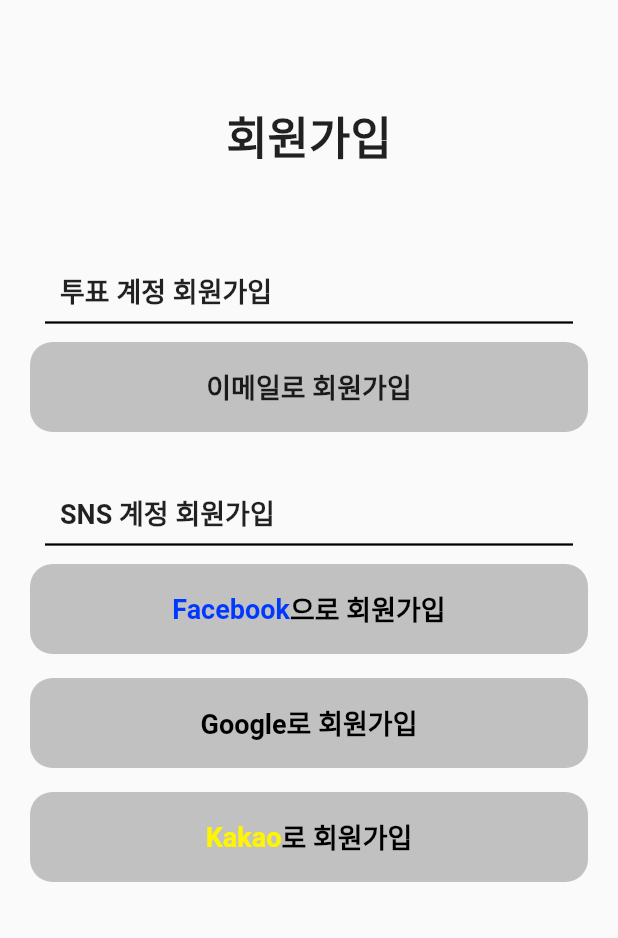
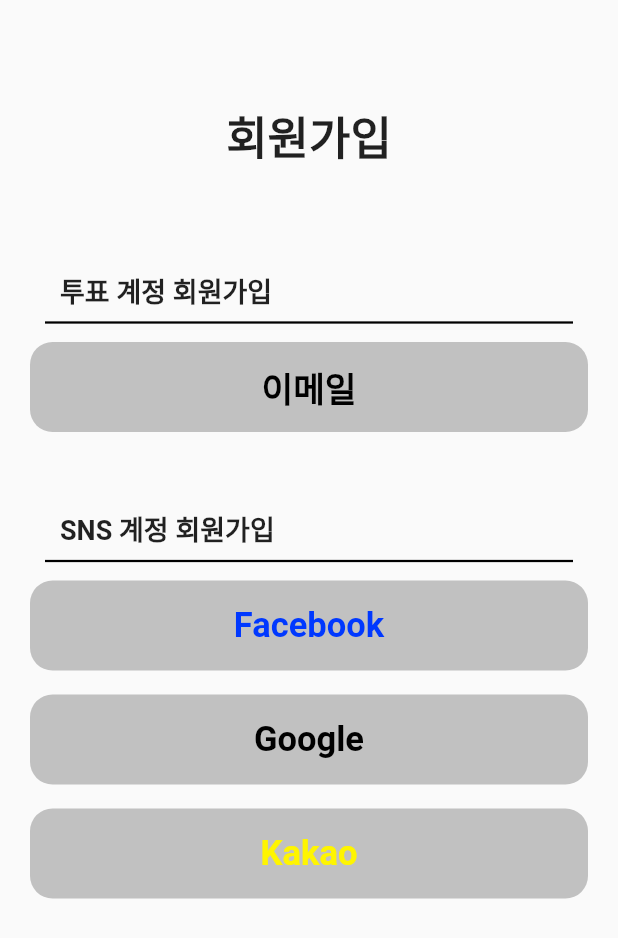
Before and after one commit to bengHak/flutter_tutorials, a Flutter app: the screen it shows after launch, on a phone screen of 412 x 824 dp. Shown: the top 938 px of the screen. Run offline on Flutter 3.47's test engine with Material 2 defaults, Android fonts, the phone set to English and light mode, and no system bars; our stand-ins replace audioplayers, font_awesome_flutter, rflutter_alert.

Commit message:
component 추출

```diff
--- a/voting_app/lib/screens/poll_page.dart
+++ b/voting_app/lib/screens/poll_page.dart
@@ -3,6 +3,8 @@
 class PollScreen extends StatelessWidget {
   @override
   Widget build(BuildContext context) {
-    return Container();
+    return Scaffold(
+      appBar: AppBar(),
+    );
   }
 }
--- a/voting_app/lib/screens/signup_detail_page.dart
+++ b/voting_app/lib/screens/signup_detail_page.dart
@@ -1,5 +1,4 @@
 import 'package:flutter/material.dart';
-import 'package:voting_app/screens/signup_page.dart';
 
 const textInputColor = Color(0xffDCDCDC);
 
--- a/voting_app/lib/screens/signup_page.dart
+++ b/voting_app/lib/screens/signup_page.dart
@@ -3,6 +3,7 @@
 
 const buttonColor = Color(0xffC1C1C1);
 const facebookColor = Color(0xff0038FF);
+const kakaoColor = Color(0xffFFF500);
 
 class SignUp extends StatelessWidget {
   @override
@@ -50,37 +51,16 @@
                     indent: 30,
                     endIndent: 30,
                   ),
-                  Container(
-                    width: double.infinity,
-                    height: 60.0,
-                    margin: EdgeInsets.fromLTRB(20, 5, 20, 0),
-                    decoration: BoxDecoration(
-                      color: buttonColor,
-//                      border: Border.all(
-//                        color: Colors.grey,
-//                        style: BorderStyle.solid,
-//                      ),
-                      borderRadius: BorderRadius.circular(15.0),
-                    ),
-                    child: FlatButton(
-                      onPressed: () {
-                        Navigator.push(
+                  SignUpButton(
+                    snsColor: Colors.black,
+                    snsTitle: '이메일',
+                    onPressed: () {
+                      Navigator.push(
                           context,
                           MaterialPageRoute(
-                              builder: (context) => SignUpDetail()),
-                        );
-                      },
-                      child: Center(
-                        child: Text(
-                          '이메일로 회원가입',
-                          style: TextStyle(
-                            fontWeight: FontWeight.bold,
-                            fontSize: 18,
-                          ),
-                        ),
-                      ),
-                    ),
-                  ),
+                              builder: (context) => SignUpDetail()));
+                    },
+                  )
                 ],
               ),
             ),
@@ -106,102 +86,18 @@
                     indent: 30,
                     endIndent: 30,
                   ),
-                  Container(
-                    width: double.infinity,
-                    height: 60.0,
-                    margin: EdgeInsets.fromLTRB(20, 5, 20, 11),
-                    decoration: BoxDecoration(
-                      color: buttonColor,
-//                      border: Border.all(
-//                        color: Colors.grey,
-//                        style: BorderStyle.solid,
-//                      ),
-                      borderRadius: BorderRadius.circular(15.0),
-                    ),
-                    child: FlatButton(
-                      onPressed: () {},
-                      child: Center(
-                        child: Row(
-                          mainAxisAlignment: MainAxisAlignment.center,
-                          children: <Widget>[
-                            Text(
-                              'Facebook',
-                              style: TextStyle(
-                                color: facebookColor,
-                                fontWeight: FontWeight.bold,
-                                fontSize: 18,
-                              ),
-                            ),
-                            Text(
-                              '으로 회원가입',
-                              style: TextStyle(
-                                color: Colors.black,
-                                fontWeight: FontWeight.bold,
-                                fontSize: 18,
-                              ),
-                            ),
-                          ],
-                        ),
-                      ),
-                    ),
+                  SignUpButton(
+                    snsColor: facebookColor,
+                    snsTitle: 'Facebook',
                   ),
-                  Container(
-                    width: double.infinity,
-                    height: 60.0,
-                    margin: EdgeInsets.fromLTRB(20, 5, 20, 11),
-                    decoration: BoxDecoration(
-                      color: buttonColor,
-                      borderRadius: BorderRadius.circular(15.0),
-                    ),
-                    child: FlatButton(
-                      onPressed: () {},
-                      child: Center(
-                        child: Text(
-                          'Google로 회원가입',
-                          style: TextStyle(
-                            color: Colors.black,
-                            fontWeight: FontWeight.bold,
-                            fontSize: 18,
-                          ),
-                        ),
-                      ),
-                    ),
+                  SignUpButton(
+                    snsColor: Colors.black,
+                    snsTitle: 'Google',
                   ),
-                  Container(
-                    width: double.infinity,
-                    height: 60.0,
-                    margin: EdgeInsets.fromLTRB(20, 5, 20, 11),
-                    decoration: BoxDecoration(
-                      color: buttonColor,
-                      borderRadius: BorderRadius.circular(15.0),
-                    ),
-                    child: FlatButton(
-                      onPressed: () {},
-                      child: Center(
-                        child: Row(
-                          mainAxisAlignment: MainAxisAlignment.center,
-                          children: <Widget>[
-                            Text(
-                              'Kakao',
-                              style: TextStyle(
-                                color: Color(0xffFFF500),
-                                fontWeight: FontWeight.bold,
-                                fontSize: 18,
-                              ),
-                            ),
-                            Text(
-                              '로 회원가입',
-                              style: TextStyle(
-                                color: Colors.black,
-                                fontWeight: FontWeight.bold,
-                                fontSize: 18,
-                              ),
-                            ),
-                          ],
-                        ),
-                      ),
-                    ),
-                  ),
+                  SignUpButton(
+                    snsColor: kakaoColor,
+                    snsTitle: 'Kakao',
+                  )
                 ],
               ),
             ),
@@ -211,3 +107,38 @@
     );
   }
 }
+
+class SignUpButton extends StatelessWidget {
+  SignUpButton(
+      {@required this.snsTitle, @required this.snsColor, this.onPressed});
+
+  final Color snsColor;
+  final String snsTitle;
+  final Function onPressed;
+
+  @override
+  Widget build(BuildContext context) {
+    return Container(
+      width: double.infinity,
+      height: 60.0,
+      margin: EdgeInsets.fromLTRB(20, 5, 20, 11),
+      decoration: BoxDecoration(
+        color: buttonColor,
+        borderRadius: BorderRadius.circular(15.0),
+      ),
+      child: FlatButton(
+        onPressed: onPressed,
+        child: Center(
+          child: Text(
+            snsTitle,
+            style: TextStyle(
+              color: snsColor,
+              fontWeight: FontWeight.bold,
+              fontSize: 23,
+            ),
+          ),
+        ),
+      ),
+    );
+  }
+}
```
